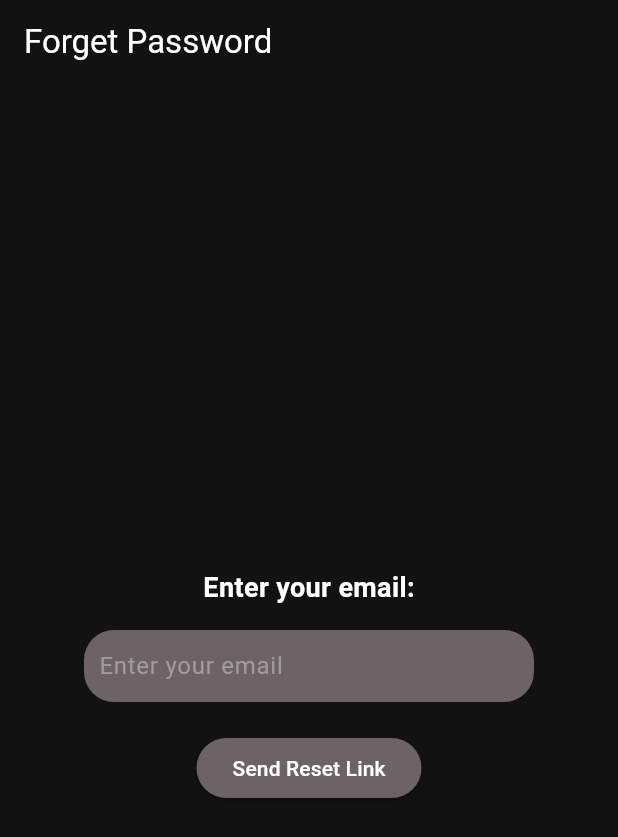
After one commit to RafayNabeel/NewsWeatherApp-Flutter, a Flutter app: the screen it shows after launch, after a tap on "Reset password", on a phone screen of 412 x 824 dp. The commit adds this screen. Shown: the top 837 px of the screen. Run offline on Flutter 3.47's test engine with Material 3 defaults, Android fonts, the phone set to English and light mode, and no system bars; our stand-ins replace firebase_auth, firebase_core, google_sign_in, image_picker, shared_preferences; accounts and stored records are empty; network calls fail.

Commit message:
2nd commit

```diff
--- /dev/null
+++ b/lib/forgetPassword.dart
@@ -0,0 +1,104 @@
+import 'package:flutter/material.dart';
+import 'package:firebase_auth/firebase_auth.dart';
+import 'package:newsweather_app/signIn.dart';
+import 'package:newsweather_app/signUp.dart';
+
+class Forgetpassword extends StatefulWidget {
+  Forgetpassword({super.key});
+
+  @override
+  State<Forgetpassword> createState() => _ForgetpasswordState();
+}
+
+class _ForgetpasswordState extends State<Forgetpassword> {
+  TextEditingController emailcontroller = TextEditingController();
+  final FirebaseAuth _auth = FirebaseAuth.instance;
+
+  Future<void> forgetPassword() async {
+    String email = emailcontroller.text.trim();
+
+    if (email.isEmpty) {
+      ScaffoldMessenger.of(context).showSnackBar(
+        SnackBar(content: Text("Please enter your email")),
+      );
+      return;
+    }
+
+    try {
+      await _auth.sendPasswordResetEmail(email: email);
+      ScaffoldMessenger.of(context).showSnackBar(
+        SnackBar(content: Text("Password reset link sent! Check your email.")),
+      );
+    } catch (e) {
+      ScaffoldMessenger.of(context).showSnackBar(
+        SnackBar(content: Text("Error: ${e.toString()}")),
+      );
+    }
+  }
+
+  @override
+  Widget build(BuildContext context) {
+    return Scaffold(
+      appBar: AppBar(
+        automaticallyImplyLeading: false,
+        title: Text("Forget Password"),
+      ),
+      body: Center(
+        child: Column(
+          mainAxisSize: MainAxisSize.min,
+          children: [
+            SizedBox(height: 35),
+            Text(
+              "Enter your email:",
+              style: TextStyle(
+                color: Theme.of(context).colorScheme.inversePrimary,
+                fontSize: 18,
+                fontWeight: FontWeight.bold,
+              ),
+            ),
+            SizedBox(height: 15),
+            Container(
+              decoration: BoxDecoration(
+                color: Theme.of(context).colorScheme.secondary,
+                borderRadius: BorderRadius.circular(20),
+              ),
+              width: 300,
+              padding: EdgeInsets.symmetric(horizontal: 10),
+              child: TextField(
+                controller: emailcontroller,
+                style: TextStyle(
+                  color: Theme.of(context).colorScheme.inversePrimary,
+                ),
+                decoration: InputDecoration(
+                  border: InputBorder.none,
+                  hintText: "Enter your email",
+                  hintStyle: TextStyle(color: Colors.grey),
+                ),
+                keyboardType: TextInputType.emailAddress,
+              ),
+            ),
+            SizedBox(height: 20),
+            ElevatedButton(
+              style: ButtonStyle(
+                backgroundColor: MaterialStateProperty.all(
+                    Theme.of(context).colorScheme.secondary),
+              ),
+              onPressed: () {
+                forgetPassword();
+                Navigator.push(context,
+                    MaterialPageRoute(builder: (context) => SignInScreen()));
+                ;
+              },
+              child: Text(
+                "Send Reset Link",
+                style: TextStyle(
+                  color: Theme.of(context).colorScheme.inversePrimary,
+                ),
+              ),
+            ),
+          ],
+        ),
+      ),
+    );
+  }
+}
--- a/lib/main.dart
+++ b/lib/main.dart
@@ -3,8 +3,6 @@ import 'package:newsweather_app/Themes/darkMode.dart';
 import 'package:firebase_core/firebase_core.dart';
 import 'package:newsweather_app/firebase_options.dart';
 import 'package:newsweather_app/signIn.dart';
-import 'package:newsweather_app/splashScreen.dart';
-import 'firebase_options.dart';
 
 void main() async {
   WidgetsFlutterBinding.ensureInitialized();
--- a/lib/signIn.dart
+++ b/lib/signIn.dart
@@ -1,15 +1,55 @@
 import 'package:flutter/material.dart';
 import 'package:google_sign_in/google_sign_in.dart';
+import 'package:newsweather_app/forYouPage.dart';
+import 'package:newsweather_app/forgetPassword.dart';
 import 'package:newsweather_app/signUp.dart';
-import 'package:firebase_core/firebase_core.dart';
 import 'package:firebase_auth/firebase_auth.dart';
 
 class SignInScreen extends StatelessWidget {
   final TextEditingController _emailController = TextEditingController();
   final TextEditingController _passwordController = TextEditingController();
 
-  FirebaseAuth _auth = FirebaseAuth.instance;
-  GoogleSignIn _googleSignIn = GoogleSignIn();
+  final FirebaseAuth _auth = FirebaseAuth.instance;
+
+  final GoogleSignIn _googleSignIn = GoogleSignIn(
+    scopes: ['email'],
+    clientId:
+        "605410622339-ios-0763b00fae4e2b0e7c54b6.apps.googleusercontent.com", // iOS Client ID
+  );
+
+  // Google Sign-In Method
+  // Future<User?> signInWithGoogle() async {
+  //   try {
+  //     final GoogleSignInAccount? googleUser = await _googleSignIn.signIn();
+  //     if (googleUser == null) return null; // User canceled sign-in
+
+  //     final GoogleSignInAuthentication googleAuth =
+  //         await googleUser.authentication;
+
+  //     final OAuthCredential credential = GoogleAuthProvider.credential(
+  //       accessToken: googleAuth.accessToken,
+  //       idToken: googleAuth.idToken,
+  //     );
+
+  //     UserCredential userCredential =
+  //         await _auth.signInWithCredential(credential);
+
+  //     return userCredential.user;
+  //   } catch (e) {
+  //     print("Error signing in with Google: $e");
+  //     return null;
+  //   }
+  // }
+
+  Future<void> resetPassword() async {
+    // Add your reset password logic here
+  }
+
+  // Sign-Out Method
+  Future<void> signOut() async {
+    await _googleSignIn.signOut();
+    await _auth.signOut();
+  }
 
   @override
   Widget build(BuildContext context) {
@@ -39,14 +79,43 @@ class SignInScreen extends StatelessWidget {
               ),
             ),
             SizedBox(height: 20),
-            // Sign In Button
+            // Sign In Button (Email/Password)
             ElevatedButton(
               style: ButtonStyle(
                   backgroundColor: MaterialStateProperty.all(
                       Theme.of(context).colorScheme.secondary)),
-              onPressed: () {
-                // Add your sign-in logic here
-                print("Signn in ");
+              onPressed: () async {
+                try {
+                  UserCredential userCredential =
+                      await _auth.signInWithEmailAndPassword(
+                    email: _emailController.text.toString(),
+                    password: _passwordController.text.toString(),
+                  );
+                  print("Signed in with Email: ${userCredential.user?.email}");
+                  Navigator.push(
+                    context,
+                    MaterialPageRoute(builder: (context) => Foryoupage()),
+                  );
+                } catch (e) {
+                  print("Error signing in with email: $e");
+                  // Display error to the user
+                  showDialog(
+                    context: context,
+                    builder: (context) => AlertDialog(
+                      title: Text("Sign In Error"),
+                      content:
+                          Text("Failed to sign in with email and password."),
+                      actions: <Widget>[
+                        TextButton(
+                          onPressed: () {
+                            Navigator.of(context).pop();
+                          },
+                          child: Text("OK"),
+                        ),
+                      ],
+                    ),
+                  );
+                }
               },
               child: Text(
                 'Sign In',
@@ -79,19 +148,21 @@ class SignInScreen extends StatelessWidget {
             // Google Sign In Button
             ElevatedButton.icon(
               onPressed: () {
-                // Add your
-                //Google sign-in logic here
-                _auth.signInWithEmailAndPassword(
-                  email: _emailController.text.toString(),
-                  password: _passwordController.text.toString(),
-                );
+                // Add your Google Sign-In logic here
+                print("forget");
+                Navigator.pushReplacement(
+                    context,
+                    MaterialPageRoute(
+                      builder: (context) => Forgetpassword(),
+                    ));
+                // User? user = await signInWithGoogle();
               },
               style: ButtonStyle(
                   backgroundColor: MaterialStateProperty.all(
                       Theme.of(context).colorScheme.secondary)),
-              icon: Icon(Icons.login),
+              icon: Icon(Icons.password_sharp),
               label: Text(
-                'Sign In with Google',
+                'Reset password',
                 style: TextStyle(
                   color: Theme.of(context).colorScheme.inversePrimary,
                 ),
```
Also changed, not shown: lib/practice.dart (+31 -2 lines), lib/signUp.dart (+185 -135 lines), 2 other files.
